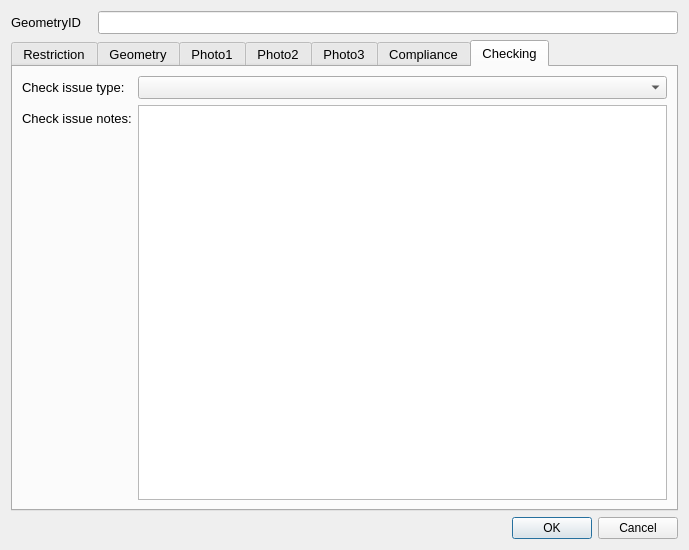
tlh22/demandForm, file ui/Bays_field.ui: the form before one commit.
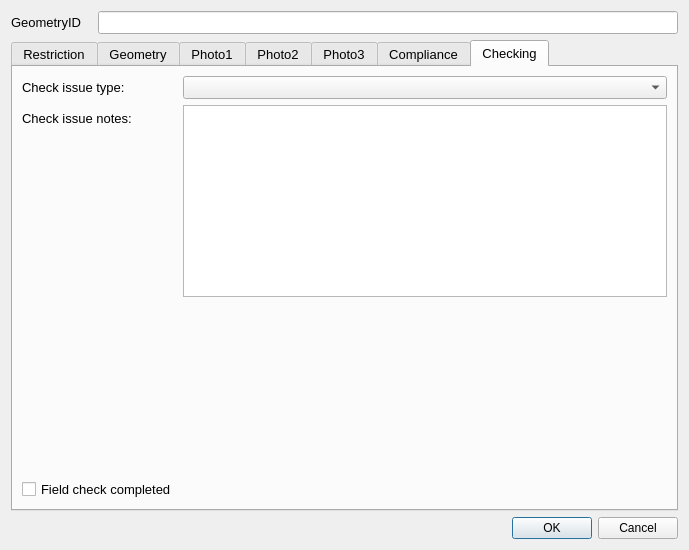
The form after the commit. The open tabs and pages were chosen to show the change.

The edit to the form file:
```diff
--- a/ui/Bays_field.ui
+++ b/ui/Bays_field.ui
@@ -720,6 +720,26 @@
        <item row="1" column="1">
         <widget class="QTextEdit" name="MHTC_CheckNotes"/>
        </item>
+       <item row="3" column="0">
+        <widget class="QCheckBox" name="FieldCheckCompleted">
+         <property name="text">
+          <string>Field check completed</string>
+         </property>
+        </widget>
+       </item>
+       <item row="2" column="0">
+        <spacer name="verticalSpacer_2">
+         <property name="orientation">
+          <enum>Qt::Vertical</enum>
+         </property>
+         <property name="sizeHint" stdset="0">
+          <size>
+           <width>20</width>
+           <height>20</height>
+          </size>
+         </property>
+        </spacer>
+       </item>
       </layout>
      </widget>
     </widget>
```
